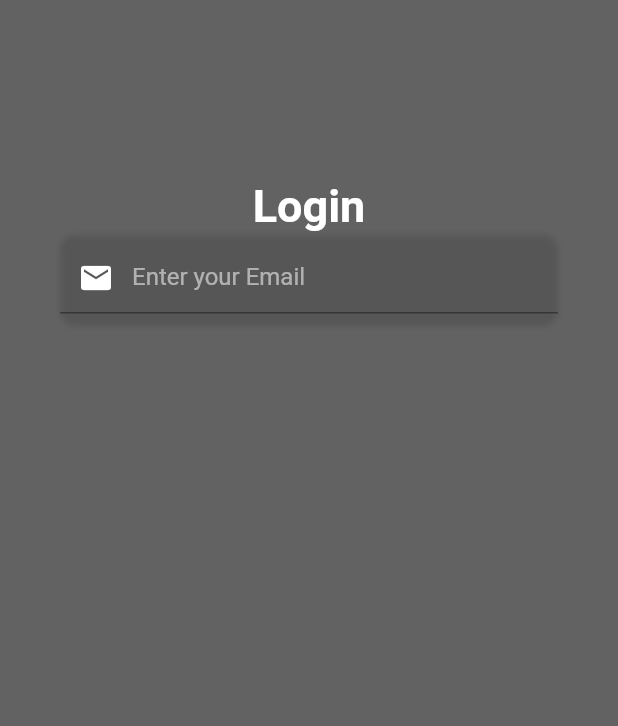
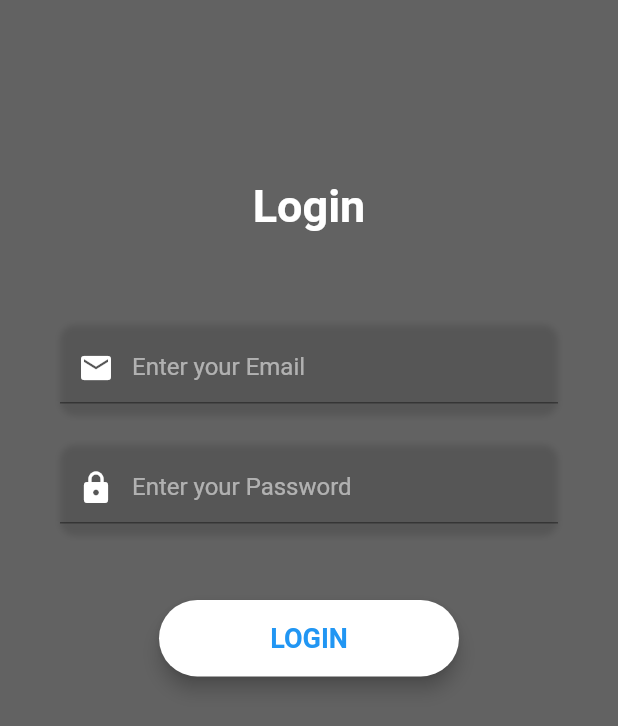
Before and after one commit to fiyakateam/fiyaka-mobile, a Flutter app: the screen it shows after launch, after a tap on "DEBUG", on a phone screen of 412 x 824 dp. Shown: the top 726 px of the screen. Run offline on Flutter 3.47's test engine with Material 2 defaults, Android fonts, the phone set to English and light mode, and no system bars; our stand-ins replace device_info, dio, get_it, shared_preferences, stacked, stacked_services; Roboto replaces fonts that are missing (OpenSans); statements that could not run were skipped.

Commit message:
auth: add password field and login button

```diff
--- a/lib/auth/view/login_view.dart
+++ b/lib/auth/view/login_view.dart
@@ -43,6 +43,67 @@ class _LoginViewState extends State<LoginView> {
     );
   }
 
+  Widget _passwordField() {
+    return Container(
+      alignment: Alignment.centerLeft,
+      decoration: BoxDecoration(
+        borderRadius: BorderRadius.circular(10.0),
+        boxShadow: [
+          BoxShadow(
+            color: Colors.black12,
+            blurRadius: 3.0,
+            offset: Offset(0, 2),
+          ),
+        ],
+      ),
+      height: 60.0,
+      child: TextField(
+        obscureText: true,
+        style: TextStyle(
+          color: Colors.white,
+          fontFamily: 'OpenSans',
+        ),
+        decoration: InputDecoration(
+          contentPadding: EdgeInsets.only(top: 14.0),
+          prefixIcon: Icon(
+            Icons.lock,
+            color: Colors.white,
+          ),
+          hintText: 'Enter your Password',
+          hintStyle: TextStyle(
+            color: Colors.white54,
+            fontFamily: 'OpenSans',
+          ),
+        ),
+      ),
+    );
+  }
+
+  Widget _loginButton() {
+    return Container(
+      padding: EdgeInsets.symmetric(vertical: 25.0),
+      width: 200,
+      child: RaisedButton(
+        elevation: 5.0,
+        onPressed: () => print('Login'),
+        padding: EdgeInsets.all(15.0),
+        shape: RoundedRectangleBorder(
+          borderRadius: BorderRadius.circular(30.0),
+        ),
+        color: Colors.white,
+        child: Text(
+          'LOGIN',
+          style: TextStyle(
+            color: Colors.blue,
+            fontSize: 18.0,
+            fontFamily: 'OpenSans',
+            fontWeight: FontWeight.bold,
+          ),
+        ),
+      ),
+    );
+  }
+
   @override
   Widget build(BuildContext context) {
     return Scaffold(
@@ -79,7 +140,18 @@ class _LoginViewState extends State<LoginView> {
                           fontWeight: FontWeight.bold,
                         ),
                       ),
+                      SizedBox(
+                        height: 60.0,
+                      ),
                       _emailField(),
+                      SizedBox(
+                        height: 20.0,
+                      ),
+                      _passwordField(),
+                      SizedBox(
+                        height: 20.0,
+                      ),
+                      _loginButton(),
                     ],
                   ),
                 ),
```
